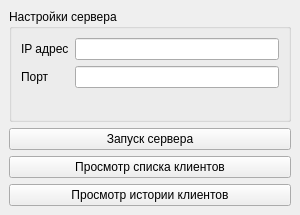
Qt form gui_server/server_gui.ui (DashViolin/gb_pychat) before a commit.
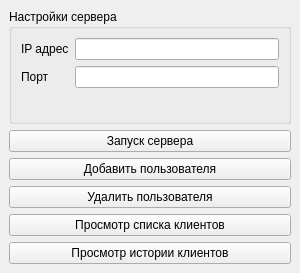
The same form after that commit.

Commit message:
lesson14 - client and server auth - not comleted (#14)
lesson14 - auth added

```diff
--- a/gui_server/server_gui.ui
+++ b/gui_server/server_gui.ui
@@ -7,7 +7,7 @@
     <x>0</x>
     <y>0</y>
     <width>300</width>
-    <height>215</height>
+    <height>273</height>
    </rect>
   </property>
   <property name="windowTitle">
@@ -51,6 +51,20 @@
       </property>
      </widget>
     </item>
+    <item>
+     <widget class="QPushButton" name="pushButtonAddContact">
+      <property name="text">
+       <string>Добавить пользователя</string>
+      </property>
+     </widget>
+    </item>
+    <item>
+     <widget class="QPushButton" name="pushButtonDeleteContact">
+      <property name="text">
+       <string>Удалить пользователя</string>
+      </property>
+     </widget>
+    </item>
     <item>
      <widget class="QPushButton" name="pushButtonClients">
       <property name="text">
```
The commit also changes 18 other files.
